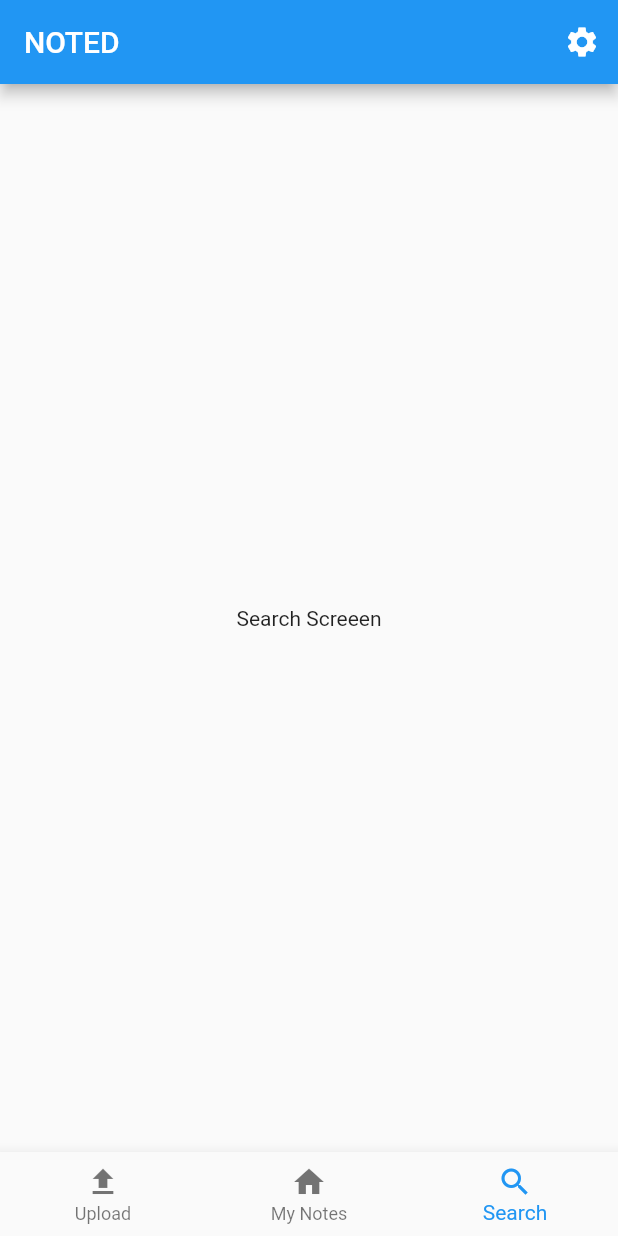
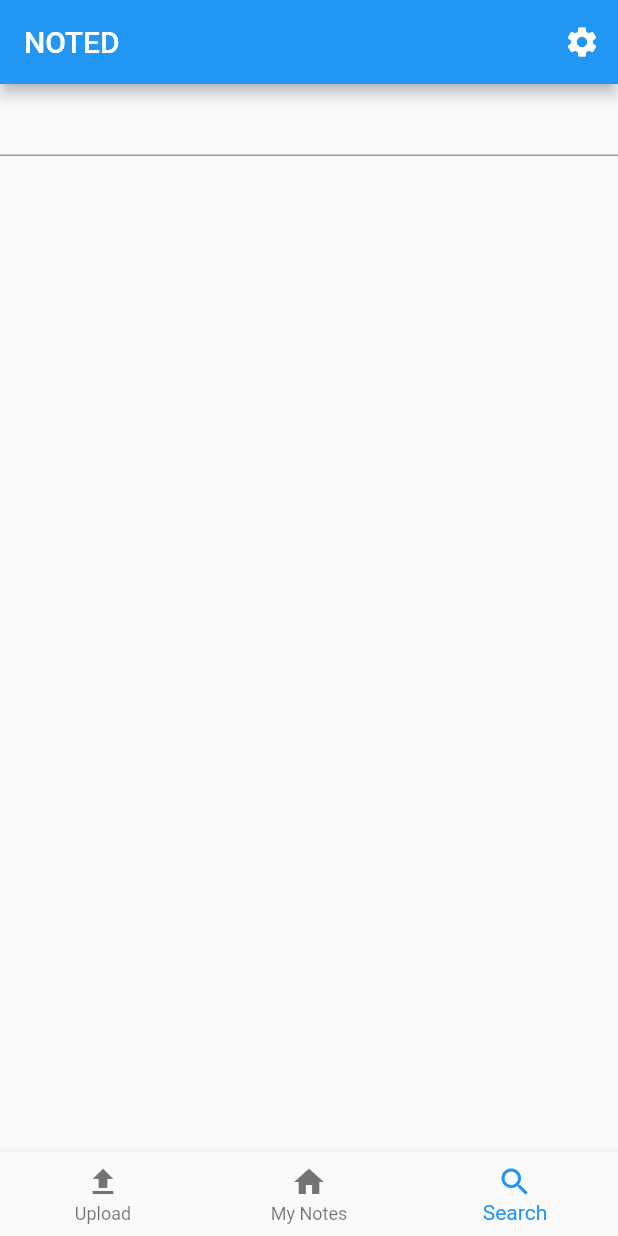
Before and after one commit to evantimms/Oak, a Flutter app: the screen it shows after launch, item 3 of the bottom bar chosen, on a phone screen of 412 x 824 dp. Run offline on Flutter 3.47's test engine with Material 2 defaults, Android fonts, the phone set to English and light mode, and no system bars.

```diff
--- a/lib/main.dart
+++ b/lib/main.dart
@@ -1,15 +1,20 @@
 import 'package:flutter/material.dart';
 import 'screens/MainScreen.dart';
+import 'screens/LoginScreen.dart';
 
 void main() => runApp(MyApp());
 
 class MyApp extends StatelessWidget {
+  bool _loggedIn = true;
+
+
+
   @override
   Widget build(BuildContext context) {
     return MaterialApp(
       title: 'Noted',
       theme: ThemeData(),
-      home: MainScreen(),
+      home: (_loggedIn == true) ? MainScreen() : LoginScreen(),
     );
   }
 }
--- a/lib/screens/MainScreen.dart
+++ b/lib/screens/MainScreen.dart
@@ -18,7 +18,7 @@ class _MainScreenState extends State<MainScreen>  with TickerProviderStateMixin
     SearchScreen()
   ];
 
-  int _currentIndex = 0;
+  int _currentIndex = 1;
 
   void _onTabTapped(int newIndex){
     setState(() {
--- a/lib/screens/SearchScreen.dart
+++ b/lib/screens/SearchScreen.dart
@@ -1,11 +1,38 @@
 import 'package:flutter/material.dart';
 
-class SearchScreen extends StatelessWidget {
+class SearchScreen extends StatefulWidget {
+
+  @override
+  _SearchScreenState createState() => new _SearchScreenState();
+}
+
+class _SearchScreenState extends State<SearchScreen> {
+  final TextEditingController _textEditingController = new TextEditingController();
+  String _searchString = "";
+
+  void _performSearch(String submitted){
+
+  }
 
   @override
   Widget build(BuildContext context){
-    return Center(
-      child: Text("Search Screeen"),
+    return Container(
+      child: Column(
+        children: <Widget>[
+          TextField(
+
+            controller: _textEditingController,
+            onChanged: (String input){
+              _searchString = input;
+            },
+            onSubmitted: _performSearch,
+          ),
+          SizedBox(
+            height: 300.0,
+            child: ListView(),
+          )
+        ],
+      ),
     );
   }
 }
--- a/lib/widgets/NavBarWidget.dart
+++ b/lib/widgets/NavBarWidget.dart
@@ -1,7 +1,4 @@
 import 'package:flutter/material.dart';
-import '../screens/NotesScreen.dart';
-import '../screens/UploadScreen.dart';
-import '../screens/SearchScreen.dart';
 
 class NavBarWidget extends StatefulWidget{
 
@@ -15,6 +12,6 @@ class _NavBarWidgetState extends State<NavBarWidget> {
 
   @override
   Widget build(BuildContext context){
-    return BottomNavigationBar();
+    return Container();
   }
 }
```
Also changed, not shown: lib/screens/LoginScreen.dart (+79 -0 lines).
